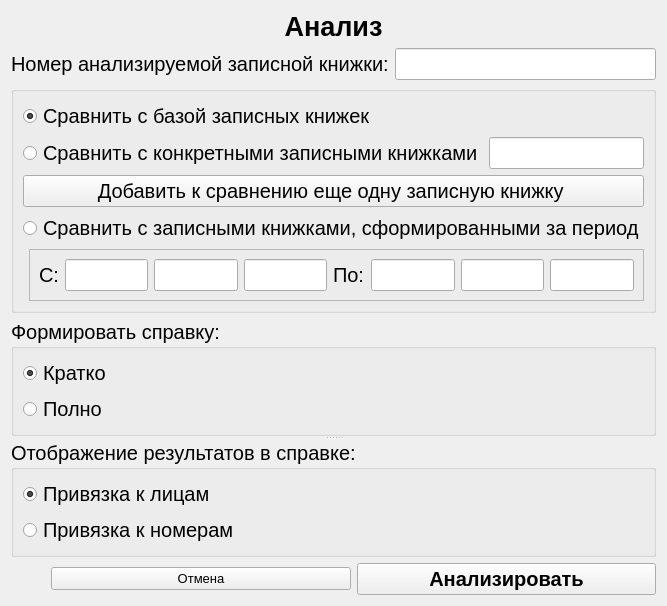
Qt form analysis.ui (Yavlados/VKR) before a commit.
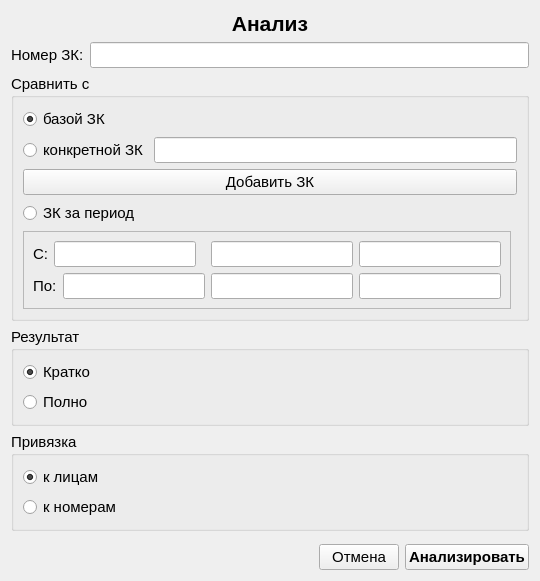
The same form after that commit.

The edit to the form file:
```diff
--- a/analysis.ui
+++ b/analysis.ui
@@ -6,7 +6,7 @@
    <rect>
     <x>0</x>
     <y>0</y>
-    <width>639</width>
+    <width>280</width>
     <height>581</height>
    </rect>
   </property>
@@ -17,77 +17,112 @@
    <bool>true</bool>
   </property>
   <layout class="QGridLayout" name="gridLayout_5">
+   <item row="0" column="0">
+    <widget class="QLabel" name="label_2">
+     <property name="font">
+      <font>
+       <family>Arial</family>
+       <pointsize>16</pointsize>
+       <weight>75</weight>
+       <bold>true</bold>
+      </font>
+     </property>
+     <property name="text">
+      <string>Анализ</string>
+     </property>
+     <property name="alignment">
+      <set>Qt::AlignCenter</set>
+     </property>
+    </widget>
+   </item>
+   <item row="1" column="0">
+    <layout class="QHBoxLayout" name="horizontalLayout">
+     <item>
+      <widget class="QLabel" name="label">
+       <property name="font">
+        <font>
+         <family>Arial</family>
+         <pointsize>11</pointsize>
+        </font>
+       </property>
+       <property name="text">
+        <string>Номер ЗК:</string>
+       </property>
+      </widget>
+     </item>
+     <item>
+      <widget class="QLineEdit" name="le_an_zk">
+       <property name="font">
+        <font>
+         <pointsize>11</pointsize>
+        </font>
+       </property>
+      </widget>
+     </item>
+    </layout>
+   </item>
    <item row="2" column="0">
     <widget class="QGroupBox" name="groupBox">
-     <property name="sizePolicy">
-      <sizepolicy hsizetype="Preferred" vsizetype="Preferred">
-       <horstretch>0</horstretch>
-       <verstretch>0</verstretch>
-      </sizepolicy>
-     </property>
      <property name="font">
       <font>
-       <pointsize>15</pointsize>
+       <pointsize>11</pointsize>
       </font>
      </property>
      <property name="title">
-      <string/>
+      <string>Сравнить с</string>
      </property>
      <layout class="QGridLayout" name="gridLayout_4">
       <item row="0" column="0" colspan="2">
        <widget class="QRadioButton" name="rb_all_base">
-        <property name="sizePolicy">
-         <sizepolicy hsizetype="Minimum" vsizetype="Fixed">
-          <horstretch>0</horstretch>
-          <verstretch>0</verstretch>
-         </sizepolicy>
-        </property>
         <property name="font">
          <font>
           <family>Arial</family>
-          <pointsize>15</pointsize>
+          <pointsize>11</pointsize>
          </font>
         </property>
         <property name="text">
-         <string>Сравнить с базой записных книжек</string>
+         <string>базой ЗК</string>
         </property>
         <property name="checked">
          <bool>true</bool>
         </property>
        </widget>
       </item>
+      <item row="3" column="0">
+       <layout class="QVBoxLayout" name="vl_for_new_le"/>
+      </item>
+      <item row="4" column="0" colspan="2">
+       <widget class="QPushButton" name="pb_add_le">
+        <property name="font">
+         <font>
+          <pointsize>11</pointsize>
+         </font>
+        </property>
+        <property name="text">
+         <string>Добавить ЗК</string>
+        </property>
+       </widget>
+      </item>
       <item row="1" column="0" colspan="2">
        <layout class="QHBoxLayout" name="horizontalLayout_2">
         <item>
          <widget class="QRadioButton" name="rb_some_zk">
-          <property name="sizePolicy">
-           <sizepolicy hsizetype="Minimum" vsizetype="Fixed">
-            <horstretch>0</horstretch>
-            <verstretch>0</verstretch>
-           </sizepolicy>
-          </property>
           <property name="font">
            <font>
             <family>Arial</family>
-            <pointsize>15</pointsize>
+            <pointsize>11</pointsize>
            </font>
           </property>
           <property name="text">
-           <string>Сравнить с конкретными записными книжками</string>
+           <string>конкретной ЗК</string>
           </property>
          </widget>
         </item>
         <item>
          <widget class="QLineEdit" name="le_some_new_zk">
-          <property name="sizePolicy">
-           <sizepolicy hsizetype="Expanding" vsizetype="Fixed">
-            <horstretch>0</horstretch>
-            <verstretch>0</verstretch>
-           </sizepolicy>
-          </property>
           <property name="font">
            <font>
-            <pointsize>15</pointsize>
+            <pointsize>11</pointsize>
            </font>
           </property>
          </widget>
@@ -97,54 +132,32 @@
       <item row="2" column="0">
        <layout class="QVBoxLayout" name="vl_for_buttons"/>
       </item>
-      <item row="3" column="0">
-       <layout class="QVBoxLayout" name="vl_for_new_le"/>
-      </item>
-      <item row="4" column="0" colspan="2">
-       <widget class="QPushButton" name="pb_add_le">
-        <property name="sizePolicy">
-         <sizepolicy hsizetype="Ignored" vsizetype="Fixed">
-          <horstretch>0</horstretch>
-          <verstretch>0</verstretch>
-         </sizepolicy>
-        </property>
-        <property name="font">
-         <font>
-          <pointsize>15</pointsize>
-         </font>
-        </property>
-        <property name="text">
-         <string>Добавить к сравнению еще одну записную книжку </string>
-        </property>
-       </widget>
-      </item>
       <item row="5" column="0" colspan="2">
        <widget class="QRadioButton" name="rb_date">
-        <property name="sizePolicy">
-         <sizepolicy hsizetype="Minimum" vsizetype="Fixed">
-          <horstretch>0</horstretch>
-          <verstretch>0</verstretch>
-         </sizepolicy>
-        </property>
         <property name="font">
          <font>
           <family>Arial</family>
-          <pointsize>15</pointsize>
+          <pointsize>11</pointsize>
          </font>
         </property>
         <property name="text">
-         <string>Сравнить с записными книжками, сформированными за период</string>
+         <string>ЗК за период</string>
         </property>
        </widget>
       </item>
-      <item row="6" column="1">
+      <item row="6" column="0">
        <widget class="QFrame" name="frame">
         <property name="sizePolicy">
-         <sizepolicy hsizetype="Ignored" vsizetype="Preferred">
+         <sizepolicy hsizetype="Fixed" vsizetype="Preferred">
           <horstretch>0</horstretch>
           <verstretch>0</verstretch>
          </sizepolicy>
         </property>
+        <property name="font">
+         <font>
+          <pointsize>11</pointsize>
+         </font>
+        </property>
         <property name="frameShape">
          <enum>QFrame::StyledPanel</enum>
         </property>
@@ -152,17 +165,14 @@
          <enum>QFrame::Raised</enum>
         </property>
         <layout class="QGridLayout" name="gridLayout_3">
+         <property name="sizeConstraint">
+          <enum>QLayout::SetFixedSize</enum>
+         </property>
          <item row="0" column="0">
           <widget class="QLabel" name="lab_from">
-           <property name="sizePolicy">
-            <sizepolicy hsizetype="Preferred" vsizetype="Preferred">
-             <horstretch>0</horstretch>
-             <verstretch>0</verstretch>
-            </sizepolicy>
-           </property>
            <property name="font">
             <font>
-             <pointsize>15</pointsize>
+             <pointsize>11</pointsize>
             </font>
            </property>
            <property name="text">
@@ -170,62 +180,56 @@
            </property>
           </widget>
          </item>
-         <item row="0" column="1">
+         <item row="0" column="1" colspan="2">
           <widget class="QLineEdit" name="le_day_from">
            <property name="sizePolicy">
-            <sizepolicy hsizetype="Expanding" vsizetype="Fixed">
+            <sizepolicy hsizetype="Fixed" vsizetype="Fixed">
              <horstretch>0</horstretch>
              <verstretch>0</verstretch>
             </sizepolicy>
            </property>
            <property name="font">
             <font>
-             <pointsize>15</pointsize>
-            </font>
-           </property>
-          </widget>
-         </item>
-         <item row="0" column="2">
-          <widget class="QLineEdit" name="le_month_from">
-           <property name="sizePolicy">
-            <sizepolicy hsizetype="Expanding" vsizetype="Fixed">
-             <horstretch>0</horstretch>
-             <verstretch>0</verstretch>
-            </sizepolicy>
-           </property>
-           <property name="font">
-            <font>
-             <pointsize>15</pointsize>
+             <pointsize>11</pointsize>
             </font>
            </property>
           </widget>
          </item>
          <item row="0" column="3">
-          <widget class="QLineEdit" name="le_year_from">
+          <widget class="QLineEdit" name="le_month_from">
            <property name="sizePolicy">
-            <sizepolicy hsizetype="Expanding" vsizetype="Fixed">
+            <sizepolicy hsizetype="Fixed" vsizetype="Fixed">
              <horstretch>0</horstretch>
              <verstretch>0</verstretch>
             </sizepolicy>
            </property>
            <property name="font">
             <font>
-             <pointsize>15</pointsize>
+             <pointsize>11</pointsize>
             </font>
            </property>
           </widget>
          </item>
          <item row="0" column="4">
+          <widget class="QLineEdit" name="le_year_from">
+           <property name="sizePolicy">
+            <sizepolicy hsizetype="Fixed" vsizetype="Fixed">
+             <horstretch>0</horstretch>
+             <verstretch>0</verstretch>
+            </sizepolicy>
+           </property>
+           <property name="font">
+            <font>
+             <pointsize>11</pointsize>
+            </font>
+           </property>
+          </widget>
+         </item>
+         <item row="1" column="0" colspan="2">
           <widget class="QLabel" name="lab_for">
-           <property name="sizePolicy">
-            <sizepolicy hsizetype="Preferred" vsizetype="Preferred">
-             <horstretch>0</horstretch>
-             <verstretch>0</verstretch>
-            </sizepolicy>
-           </property>
            <property name="font">
             <font>
-             <pointsize>15</pointsize>
+             <pointsize>11</pointsize>
             </font>
            </property>
            <property name="text">
@@ -233,47 +237,47 @@
            </property>
           </widget>
          </item>
-         <item row="0" column="5">
+         <item row="1" column="2">
           <widget class="QLineEdit" name="le_day_to">
            <property name="sizePolicy">
-            <sizepolicy hsizetype="Expanding" vsizetype="Fixed">
+            <sizepolicy hsizetype="Fixed" vsizetype="Fixed">
              <horstretch>0</horstretch>
              <verstretch>0</verstretch>
             </sizepolicy>
            </property>
            <property name="font">
             <font>
-             <pointsize>15</pointsize>
+             <pointsize>11</pointsize>
             </font>
            </property>
           </widget>
          </item>
-         <item row="0" column="6">
+         <item row="1" column="3">
           <widget class="QLineEdit" name="le_month_to">
            <property name="sizePolicy">
-            <sizepolicy hsizetype="Expanding" vsizetype="Fixed">
+            <sizepolicy hsizetype="Fixed" vsizetype="Fixed">
              <horstretch>0</horstretch>
              <verstretch>0</verstretch>
             </sizepolicy>
            </property>
            <property name="font">
             <font>
-             <pointsize>15</pointsize>
+             <pointsize>11</pointsize>
             </font>
            </property>
           </widget>
          </item>
-         <item row="0" column="7">
+         <item row="1" column="4">
           <widget class="QLineEdit" name="le_year_to">
            <property name="sizePolicy">
-            <sizepolicy hsizetype="Expanding" vsizetype="Fixed">
+            <sizepolicy hsizetype="Fixed" vsizetype="Fixed">
              <horstretch>0</horstretch>
              <verstretch>0</verstretch>
             </sizepolicy>
            </property>
            <property name="font">
             <font>
-             <pointsize>15</pointsize>
+             <pointsize>11</pointsize>
             </font>
            </property>
           </widget>
@@ -284,95 +288,23 @@
      </layout>
     </widget>
    </item>
-   <item row="1" column="0">
-    <layout class="QHBoxLayout" name="horizontalLayout">
-     <item>
-      <widget class="QLabel" name="label">
-       <property name="sizePolicy">
-        <sizepolicy hsizetype="Preferred" vsizetype="Preferred">
-         <horstretch>0</horstretch>
-         <verstretch>0</verstretch>
-        </sizepolicy>
-       </property>
-       <property name="font">
-        <font>
-         <family>Arial</family>
-         <pointsize>15</pointsize>
-        </font>
-       </property>
-       <property name="text">
-        <string>Номер анализируемой записной книжки:</string>
-       </property>
-      </widget>
-     </item>
-     <item>
-      <widget class="QLineEdit" name="le_an_zk">
-       <property name="sizePolicy">
-        <sizepolicy hsizetype="Expanding" vsizetype="Fixed">
-         <horstretch>0</horstretch>
-         <verstretch>0</verstretch>
-        </sizepolicy>
-       </property>
-       <property name="font">
-        <font>
-         <pointsize>15</pointsize>
-        </font>
-       </property>
-      </widget>
-     </item>
-    </layout>
-   </item>
-   <item row="0" column="0">
-    <widget class="QLabel" name="label_2">
-     <property name="font">
-      <font>
-       <family>Arial</family>
-       <pointsize>20</pointsize>
-       <weight>75</weight>
-       <bold>true</bold>
-      </font>
-     </property>
-     <property name="text">
-      <string>Анализ</string>
-     </property>
-     <property name="alignment">
-      <set>Qt::AlignCenter</set>
-     </property>
-    </widget>
-   </item>
    <item row="3" column="0">
-    <widget class="QSplitter" name="splitter">
-     <property name="orientation">
-      <enum>Qt::Vertical</enum>
-     </property>
      <widget class="QGroupBox" name="groupBox_2">
-      <property name="sizePolicy">
-       <sizepolicy hsizetype="Preferred" vsizetype="Preferred">
-        <horstretch>0</horstretch>
-        <verstretch>0</verstretch>
-       </sizepolicy>
-      </property>
       <property name="font">
        <font>
-        <pointsize>15</pointsize>
+       <pointsize>11</pointsize>
        </font>
       </property>
       <property name="title">
-       <string>Формировать справку:</string>
+      <string>Результат</string>
       </property>
       <layout class="QGridLayout" name="gridLayout">
        <item row="0" column="0">
         <widget class="QRadioButton" name="rb_short">
-         <property name="sizePolicy">
-          <sizepolicy hsizetype="Minimum" vsizetype="Fixed">
-           <horstretch>0</horstretch>
-           <verstretch>0</verstretch>
-          </sizepolicy>
-         </property>
          <property name="font">
           <font>
            <family>Arial</family>
-           <pointsize>15</pointsize>
+          <pointsize>11</pointsize>
           </font>
          </property>
          <property name="text">
@@ -385,16 +317,10 @@
        </item>
        <item row="1" column="0">
         <widget class="QRadioButton" name="rb_long">
-         <property name="sizePolicy">
-          <sizepolicy hsizetype="Minimum" vsizetype="Fixed">
-           <horstretch>0</horstretch>
-           <verstretch>0</verstretch>
-          </sizepolicy>
-         </property>
          <property name="font">
           <font>
            <family>Arial</family>
-           <pointsize>15</pointsize>
+          <pointsize>11</pointsize>
           </font>
          </property>
          <property name="text">
@@ -410,38 +336,28 @@
        </item>
       </layout>
      </widget>
+   </item>
+   <item row="4" column="0">
      <widget class="QGroupBox" name="groupBox_3">
-      <property name="sizePolicy">
-       <sizepolicy hsizetype="Preferred" vsizetype="Preferred">
-        <horstretch>0</horstretch>
-        <verstretch>0</verstretch>
-       </sizepolicy>
-      </property>
       <property name="font">
        <font>
-        <pointsize>15</pointsize>
+       <pointsize>11</pointsize>
        </font>
       </property>
       <property name="title">
-       <string>Отображение результатов в справке:</string>
+      <string>Привязка</string>
       </property>
       <layout class="QGridLayout" name="gridLayout_2">
        <item row="0" column="0">
         <widget class="QRadioButton" name="rb_to_face">
-         <property name="sizePolicy">
-          <sizepolicy hsizetype="Minimum" vsizetype="Fixed">
-           <horstretch>0</horstretch>
-           <verstretch>0</verstretch>
-          </sizepolicy>
-         </property>
          <property name="font">
           <font>
            <family>Arial</family>
-           <pointsize>15</pointsize>
+          <pointsize>11</pointsize>
           </font>
          </property>
          <property name="text">
-          <string>Привязка к лицам</string>
+         <string>к лицам</string>
          </property>
          <property name="checked">
           <bool>true</bool>
@@ -450,48 +366,45 @@
        </item>
        <item row="1" column="0">
         <widget class="QRadioButton" name="rb_to_num">
-         <property name="sizePolicy">
-          <sizepolicy hsizetype="Minimum" vsizetype="Fixed">
-           <horstretch>0</horstretch>
-           <verstretch>0</verstretch>
-          </sizepolicy>
-         </property>
          <property name="font">
           <font>
            <family>Arial</family>
-           <pointsize>15</pointsize>
+          <pointsize>11</pointsize>
           </font>
          </property>
          <property name="text">
-          <string>Привязка к номерам</string>
+         <string>к номерам</string>
          </property>
         </widget>
        </item>
       </layout>
      </widget>
-    </widget>
    </item>
-   <item row="4" column="0">
+   <item row="5" column="0">
+    <spacer name="verticalSpacer">
+     <property name="orientation">
+      <enum>Qt::Vertical</enum>
+     </property>
+     <property name="sizeHint" stdset="0">
+      <size>
+       <width>20</width>
+       <height>40</height>
+      </size>
+     </property>
+    </spacer>
+   </item>
+   <item row="6" column="0">
     <layout class="QHBoxLayout" name="horizontalLayout_3">
      <item>
       <spacer name="horizontalSpacer">
-       <property name="sizePolicy">
-        <sizepolicy hsizetype="Ignored" vsizetype="Minimum">
-         <horstretch>0</horstretch>
-         <verstretch>0</verstretch>
-        </sizepolicy>
-       </property>
        <property name="font">
         <font>
-         <pointsize>15</pointsize>
+         <pointsize>11</pointsize>
         </font>
        </property>
        <property name="orientation">
         <enum>Qt::Horizontal</enum>
        </property>
-       <property name="sizeType">
-        <enum>QSizePolicy::Ignored</enum>
-       </property>
        <property name="sizeHint" stdset="0">
         <size>
          <width>40</width>
@@ -502,15 +415,9 @@
      </item>
      <item>
       <widget class="QPushButton" name="pushButton_2">
-       <property name="sizePolicy">
-        <sizepolicy hsizetype="Minimum" vsizetype="Fixed">
-         <horstretch>0</horstretch>
-         <verstretch>0</verstretch>
-        </sizepolicy>
-       </property>
        <property name="font">
         <font>
-         <pointsize>10</pointsize>
+         <pointsize>11</pointsize>
          <weight>50</weight>
          <bold>false</bold>
         </font>
@@ -522,15 +429,9 @@
      </item>
      <item>
       <widget class="QPushButton" name="pushButton">
-       <property name="sizePolicy">
-        <sizepolicy hsizetype="Minimum" vsizetype="Fixed">
-         <horstretch>0</horstretch>
-         <verstretch>0</verstretch>
-        </sizepolicy>
-       </property>
        <property name="font">
         <font>
-         <pointsize>15</pointsize>
+         <pointsize>11</pointsize>
          <weight>75</weight>
          <bold>true</bold>
         </font>
```
Lines whose indentation alone changed are shown as unchanged.
